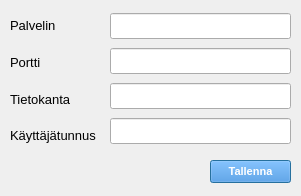
The window that settingsDialog.ui (Sadiqa-Khawari/Autolainaus) describes before a commit, drawn with Qt 5.
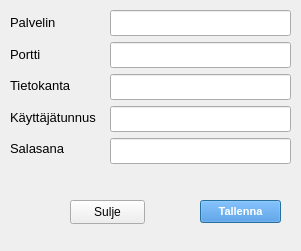
The same window after the commit. Icons and pictures are not drawn.

Diff of the .ui file:
```diff
--- a/settingsDialog.ui
+++ b/settingsDialog.ui
@@ -7,20 +7,17 @@
     <x>0</x>
     <y>0</y>
     <width>301</width>
-    <height>196</height>
+    <height>251</height>
    </rect>
   </property>
   <property name="windowTitle">
    <string>Dialog</string>
   </property>
   <widget class="QPushButton" name="saveSettingspushButton">
-   <property name="enabled">
-    <bool>true</bool>
-   </property>
    <property name="geometry">
     <rect>
-     <x>210</x>
-     <y>160</y>
+     <x>200</x>
+     <y>200</y>
      <width>81</width>
      <height>23</height>
     </rect>
@@ -28,7 +25,6 @@
    <property name="font">
     <font>
      <pointsize>8</pointsize>
-     <weight>75</weight>
      <bold>true</bold>
     </font>
    </property>
@@ -52,7 +48,7 @@
      <x>110</x>
      <y>10</y>
      <width>181</width>
-     <height>141</height>
+     <height>156</height>
     </rect>
    </property>
    <layout class="QVBoxLayout" name="verticalLayout">
@@ -104,6 +100,21 @@
       </property>
      </widget>
     </item>
+    <item>
+     <widget class="QLineEdit" name="paswordLineEdit">
+      <property name="font">
+       <font>
+        <pointsize>11</pointsize>
+       </font>
+      </property>
+      <property name="toolTip">
+       <string>&lt;html&gt;&lt;head/&gt;&lt;body&gt;&lt;p&gt;&lt;span style=&quot; font-size:10pt;&quot;&gt;Sovelluksen käyttäjätunnus&lt;/span&gt;&lt;/p&gt;&lt;/body&gt;&lt;/html&gt;</string>
+      </property>
+      <property name="echoMode">
+       <enum>QLineEdit::EchoMode::PasswordEchoOnEdit</enum>
+      </property>
+     </widget>
+    </item>
    </layout>
   </widget>
   <widget class="QWidget" name="layoutWidget_2">
@@ -112,7 +123,7 @@
      <x>10</x>
      <y>10</y>
      <width>86</width>
-     <height>141</height>
+     <height>151</height>
     </rect>
    </property>
    <layout class="QVBoxLayout" name="verticalLayout_2">
@@ -164,8 +175,33 @@
       </property>
      </widget>
     </item>
+    <item>
+     <widget class="QLabel" name="paswordLabel">
+      <property name="font">
+       <font>
+        <pointsize>10</pointsize>
+       </font>
+      </property>
+      <property name="text">
+       <string>Salasana</string>
+      </property>
+     </widget>
+    </item>
    </layout>
   </widget>
+  <widget class="QPushButton" name="closePushButton">
+   <property name="geometry">
+    <rect>
+     <x>70</x>
+     <y>200</y>
+     <width>75</width>
+     <height>24</height>
+    </rect>
+   </property>
+   <property name="text">
+    <string>Sulje</string>
+   </property>
+  </widget>
  </widget>
  <resources/>
  <connections/>
```
Left out of the diff: 3 changed lines with no effect on the pictures.
